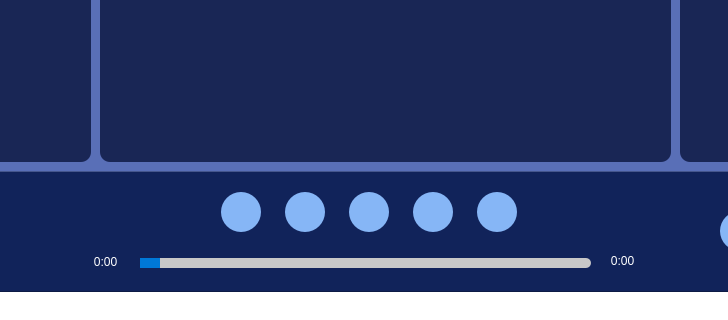
The window that forms/mainwindow.ui (whatdislol/Symmo) describes before a commit, drawn with Qt 5; both pictures show x 200 to 928 and y 318 to 638 of the 1150 by 638 pixel window.
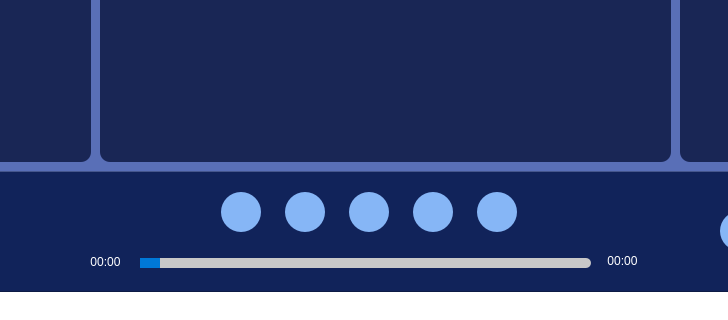
The same window after the commit.

Commit message: Update duration status

```diff
--- a/forms/mainwindow.ui
+++ b/forms/mainwindow.ui
@@ -313,7 +313,7 @@
       <string notr="true">color: rgb(255,255,255);</string>
      </property>
      <property name="text">
-      <string>0:00</string>
+      <string>00:00</string>
      </property>
      <property name="alignment">
       <set>Qt::AlignCenter</set>
@@ -332,7 +332,7 @@
       <string notr="true">color: rgb(255,255,255);</string>
      </property>
      <property name="text">
-      <string>0:00</string>
+      <string>00:00</string>
      </property>
      <property name="alignment">
       <set>Qt::AlignCenter</set>
```
